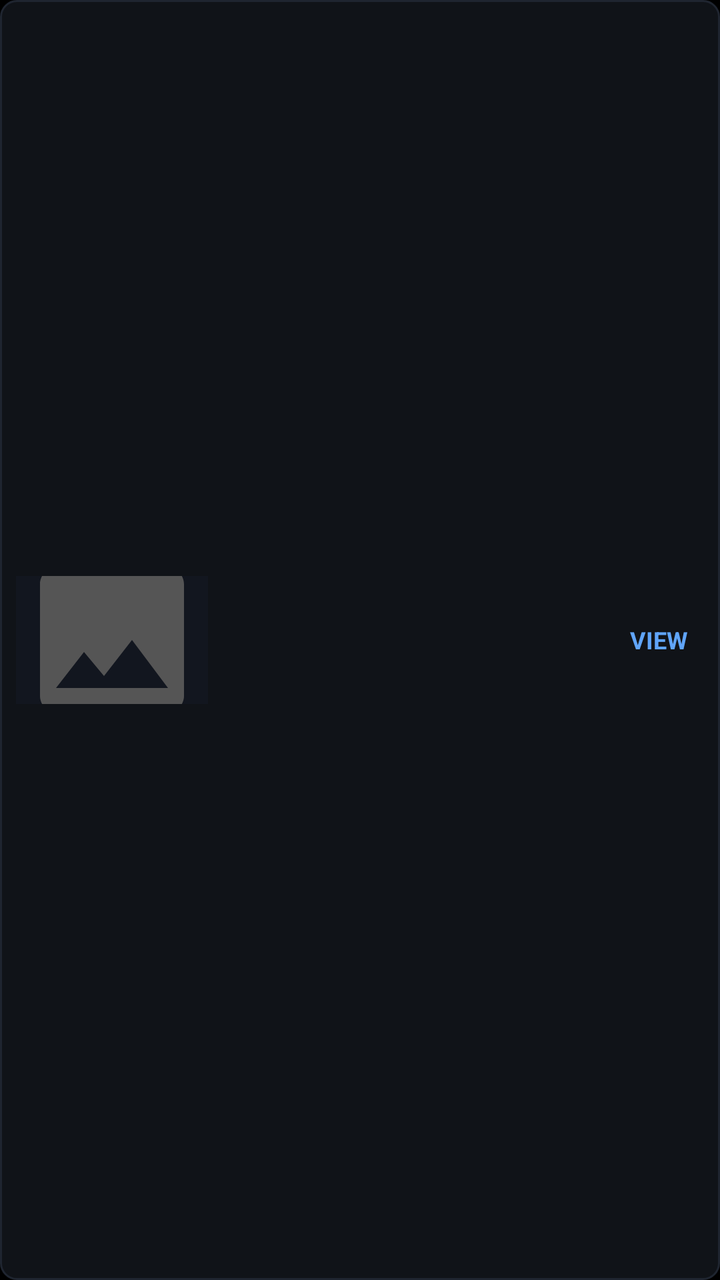
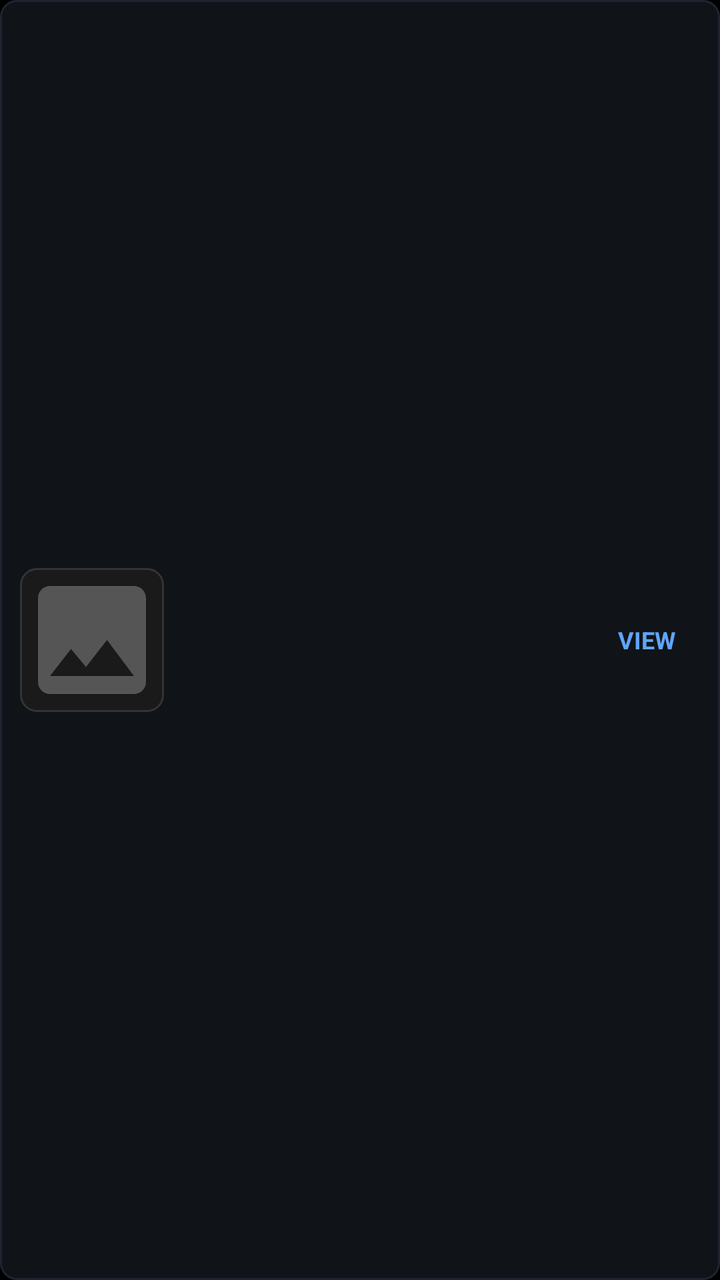

Compare the two renders of this Android layout. The source of the first and the diff that turns it into the second are given below.
<!-- AndroidManifest.xml: application theme Theme.MyApplication -->
<!-- res/layout/item_photo_list.xml -->
<?xml version="1.0" encoding="utf-8"?>
<LinearLayout xmlns:android="http://schemas.android.com/apk/res/android"
    android:layout_width="match_parent"
    android:layout_height="wrap_content"
    android:layout_marginStart="16dp"
    android:layout_marginTop="4dp"
    android:layout_marginEnd="16dp"
    android:layout_marginBottom="4dp"
    android:background="@drawable/bg_card_tv_list"
    android:clickable="true"
    android:focusable="true"
    android:gravity="center_vertical"
    android:orientation="horizontal"
    android:padding="8dp">

    
    <ImageView
        android:id="@+id/iv_thumb"
        android:layout_width="96dp"
        android:layout_height="64dp"
        android:background="#12161F"
        android:contentDescription="@string/photo_item"
        android:scaleType="centerCrop"
        android:src="@drawable/ic_photo_placeholder" />

    
    <LinearLayout
        android:layout_width="0dp"
        android:layout_height="wrap_content"
        android:layout_marginStart="16dp"
        android:layout_weight="1"
        android:orientation="vertical">

        <TextView
            android:id="@+id/tv_photo_name"
            android:layout_width="match_parent"
            android:layout_height="wrap_content"
            android:ellipsize="end"
            android:maxLines="1"
            android:textColor="@color/white"
            android:textSize="15sp"
            android:textStyle="bold" />

        <TextView
            android:id="@+id/tv_photo_size"
            android:layout_width="wrap_content"
            android:layout_height="wrap_content"
            android:layout_marginTop="4dp"
            android:textColor="@color/text_secondary"
            android:textSize="12sp" />

    </LinearLayout>

    <TextView
        android:layout_width="wrap_content"
        android:layout_height="wrap_content"
        android:layout_marginEnd="8dp"
        android:text="VIEW"
        android:textColor="@color/tv_accent_glow"
        android:textSize="12sp"
        android:textStyle="bold" />

</LinearLayout>
<!-- resources referenced by this layout -->
<resources>
  <color name="text_secondary">#AAAAAA</color>
  <color name="tv_accent_glow">#60A5FA</color>
  <color name="white">#FFFFFF</color>
  <!-- drawable bg_card_tv_list (drawable) -->
  <?xml version="1.0" encoding="utf-8"?>
  <selector xmlns:android="http://schemas.android.com/apk/res/android">
      <item android:state_focused="true">
          <shape android:shape="rectangle">
              <solid android:color="#FF1E2633" />
              <stroke android:width="2dp" android:color="#FFFFFF" />
              <corners android:radius="8dp" />
          </shape>
      </item>
      <item android:state_pressed="true">
          <shape android:shape="rectangle">
              <solid android:color="#FF1E2633" />
              <stroke android:width="2dp" android:color="#60A5FA" />
              <corners android:radius="8dp" />
          </shape>
      </item>
      <item>
          <shape android:shape="rectangle">
              <solid android:color="#FF101318" />
              <stroke android:width="1dp" android:color="#1F2530" />
              <corners android:radius="8dp" />
          </shape>
      </item>
  </selector>
  <!-- drawable ic_photo_placeholder (drawable) -->
  <?xml version="1.0" encoding="utf-8"?>
  <vector xmlns:android="http://schemas.android.com/apk/res/android"
      android:width="48dp"
      android:height="48dp"
      android:viewportWidth="24"
      android:viewportHeight="24">
      <path
          android:fillColor="#555555"
          android:pathData="M21,19V5c0,-1.1 -0.9,-2 -2,-2H5c-1.1,0 -2,0.9 -2,2v14c0,1.1 0.9,2 2,2h14c1.1,0 2,-0.9 2,-2zM8.5,13.5l2.5,3.01L14.5,12l4.5,6H5l3.5,-4.5z" />
  </vector>
  <string name="photo_item">Photo</string>
  <style name="Theme.MyApplication" parent="Theme.AppCompat.NoActionBar">
          <item name="android:windowBackground">@color/black</item>
          <item name="android:colorBackground">@color/black</item>
          <item name="android:textColorPrimary">@color/white</item>
          <item name="android:textColorSecondary">@color/text_secondary</item>
          <item name="android:windowFullscreen">true</item>
          <item name="android:windowContentOverlay">@null</item>
      </style>
  <color name="black">#000000</color>
</resources>

<!-- the commit's change to res/layout/item_photo_list.xml (unified diff, before → after) -->
@@ -2,26 +2,32 @@
 <LinearLayout xmlns:android="http://schemas.android.com/apk/res/android"
     android:layout_width="match_parent"
     android:layout_height="wrap_content"
-    android:layout_marginStart="16dp"
+    android:layout_marginStart="24dp"
     android:layout_marginTop="4dp"
-    android:layout_marginEnd="16dp"
+    android:layout_marginEnd="24dp"
     android:layout_marginBottom="4dp"
     android:background="@drawable/bg_card_tv_list"
     android:clickable="true"
     android:focusable="true"
     android:gravity="center_vertical"
     android:orientation="horizontal"
-    android:padding="8dp">
+    android:padding="10dp">
 
     
-    <ImageView
-        android:id="@+id/iv_thumb"
-        android:layout_width="96dp"
-        android:layout_height="64dp"
-        android:background="#12161F"
-        android:contentDescription="@string/photo_item"
-        android:scaleType="centerCrop"
-        android:src="@drawable/ic_photo_placeholder" />
+    <FrameLayout
+        android:layout_width="72dp"
+        android:layout_height="72dp"
+        android:background="@drawable/bg_album_art">
+
+        <ImageView
+            android:id="@+id/iv_thumb"
+            android:layout_width="match_parent"
+            android:layout_height="match_parent"
+            android:contentDescription="@string/photo_item"
+            android:scaleType="centerCrop"
+            android:src="@drawable/ic_photo_placeholder" />
+
+    </FrameLayout>
 
     
     <LinearLayout
@@ -45,7 +51,7 @@
             android:id="@+id/tv_photo_size"
             android:layout_width="wrap_content"
             android:layout_height="wrap_content"
-            android:layout_marginTop="4dp"
+            android:layout_marginTop="6dp"
             android:textColor="@color/text_secondary"
             android:textSize="12sp" />
 
@@ -54,7 +60,7 @@
     <TextView
         android:layout_width="wrap_content"
         android:layout_height="wrap_content"
-        android:layout_marginEnd="8dp"
+        android:layout_marginEnd="12dp"
         android:text="VIEW"
         android:textColor="@color/tv_accent_glow"
         android:textSize="12sp"
<!-- resource entries referenced after the edit -->
@@ -3,6 +3,16 @@
   <color name="text_secondary">#AAAAAA</color>
   <color name="tv_accent_glow">#60A5FA</color>
   <color name="white">#FFFFFF</color>
+  <!-- drawable bg_album_art (drawable) -->
+  <?xml version="1.0" encoding="utf-8"?>
+  <shape xmlns:android="http://schemas.android.com/apk/res/android"
+      android:shape="rectangle">
+      <solid android:color="#1A1A1A" />
+      <stroke
+          android:width="1dp"
+          android:color="#333333" />
+      <corners android:radius="8dp" />
+  </shape>
   <!-- drawable bg_card_tv_list (drawable) -->
   <?xml version="1.0" encoding="utf-8"?>
   <selector xmlns:android="http://schemas.android.com/apk/res/android">
